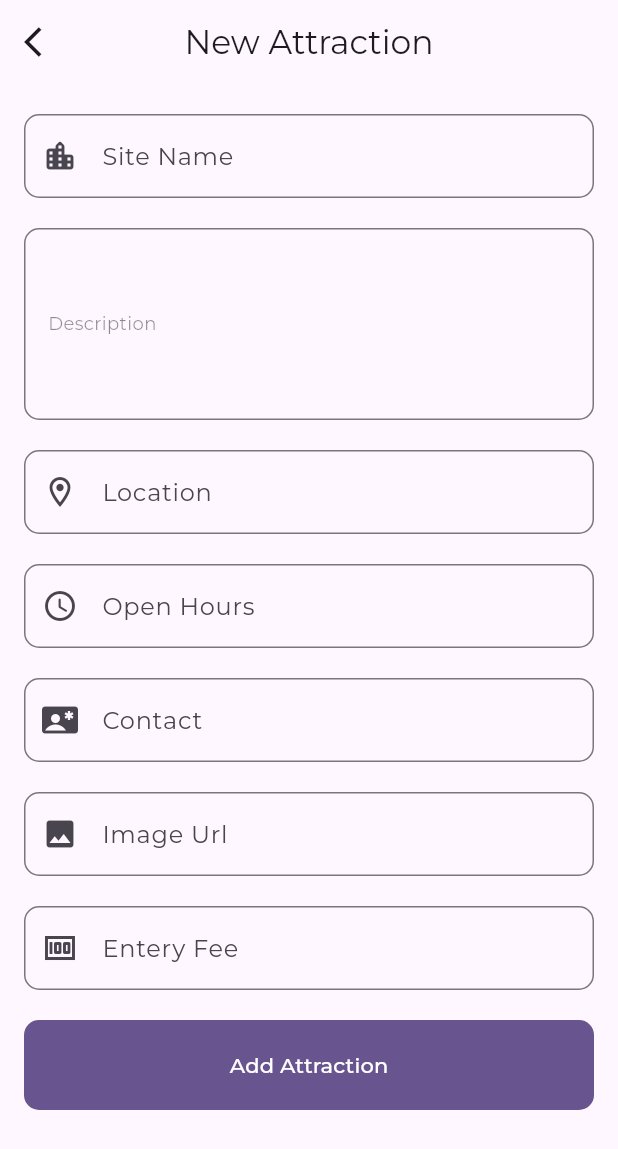
After one commit to kelvinmulonzi/triptrak, a Flutter app: the AdminPage screen opened directly, after a tap on "Add Attraction", on a phone screen of 412 x 824 dp. The commit adds this screen. Shown: the top 1149 px of the screen. Run offline on Flutter 3.47's test engine with Material 3 defaults, Android fonts, the phone set to English and light mode, and no system bars; our stand-ins replace cloud_firestore, firebase_auth, firebase_core, flutter_svg, google_fonts, pdf; accounts and stored records are empty; network calls fail.

Commit message:
new attraction

```diff
--- a/lib/main.dart
+++ b/lib/main.dart
@@ -1,9 +1,10 @@
 import 'package:firebase_auth/firebase_auth.dart';
 import 'package:firebase_core/firebase_core.dart';
 import 'package:flutter/material.dart';
+import 'package:triptrak/screens/admin/adminpanel.dart';
+import 'package:triptrak/screens/homepage/homepage.dart';
 
 import 'firebase_options.dart';
-import 'screens/homepage/homepage.dart';
 import 'screens/authentication/landing_page.dart';
 
 void main() async {
--- a/lib/models/attractions.dart
+++ b/lib/models/attractions.dart
@@ -11,7 +11,6 @@ class Destination {
   String description;
   String location;
   String openingHours;
-  double admissionFee;
   String contacts;
   String urlImage;
   int fee;
@@ -22,7 +21,6 @@ class Destination {
     required this.description,
     required this.location,
     required this.openingHours,
-    required this.admissionFee,
     required this.contacts,
     required this.urlImage,
     required this.fee,
@@ -43,7 +41,6 @@ Destination maasaimara = Destination(
       "a wildlife reserve in narok county, kenya, contiguous with the serengeti national park in tanzania. it is named in honor of the maasai people, the ancestral inhabitants of the area, who migrated to the area from the nile basin.",
   location: "Narok County, Kenya",
   openingHours: "9:00 AM - 12:00 AM",
-  admissionFee: 20.0,
   contacts: "+254 780 997742",
   fee: 2000,
 );
@@ -55,7 +52,6 @@ Destination nairobipark = Destination(
       "a national park in kenya that was established in 1946 about 7 km south of the center of nairobi, kenya. it is one of kenya's most successful rhinoceros sanctuaries.",
   location: "Nairobi, Kenya",
   openingHours: "9:00 AM - 12:00 AM",
-  admissionFee: 20.0,
   contacts: "+254 780 997742",
   fee: 3000,
 );
@@ -67,7 +63,6 @@ Destination lamubeaches = Destination(
       "Lamu is a beautiful island located on the coast of Kenya. It is known for its pristine beaches and rich Swahili culture. The beaches in Lamu offer stunning views, crystal-clear waters, and a peaceful atmosphere. Visitors can enjoy activities such as swimming, sunbathing, and water sports. The island is also home to historical sites and traditional Swahili architecture.",
   location: "Lamu Island, Kenya",
   openingHours: "24/7",
-  admissionFee: 0.0,
   contacts: "+254 780 997742",
   fee: 4000,
 );
@@ -80,7 +75,6 @@ Destination GiraffeCentre = Destination(
       "The Giraffe Centre is a conservation and education centre in Nairobi, Kenya, dedicated to the preservation of the endangered Rothschild giraffe. The Giraffe Centre was established in 1979 by Jock Leslie-Melville, the Kenyan grandson of a Scottish Earl, when he and his wife Betty captured a baby giraffe to start a programme of breeding giraffe in captivity at their home in Langata - home of the present centre.",
   location: "Nairobi, Kenya",
   openingHours: "9:00 AM - 5:00 PM",
-  admissionFee: 20.0,
   contacts: "+254 780 997742",
   fee: 5000,
 );
@@ -92,7 +86,6 @@ Destination hellsgate = Destination(
       "Hell's Gate National Park is a small national park in Kenya. It is named after a narrow break in the cliffs, once a tributary of a prehistoric lake that fed early humans in the Rift Valley. The park is known for its natural geysers, starling scenery, and opportunities for rock climbing and hiking.",
   location: "Naivasha, Kenya",
   openingHours: "9:00 AM - 6:00 PM",
-  admissionFee: 20.0,
   contacts: "+254 780 997742",
   fee: 6000,
 );
--- /dev/null
+++ b/lib/screens/admin/add-attraction/add_attraction_page.dart
@@ -0,0 +1,199 @@
+import 'package:flutter/material.dart';
+import 'package:uuid/uuid.dart';
+
+import '../../../models/attractions.dart';
+import '../../../repo/firestore_repo.dart';
+import '../../../theme/text_scheme.dart';
+import '../../widgets/custom_widgets.dart';
+
+class NewAttractionPage extends StatelessWidget {
+  NewAttractionPage({super.key});
+
+  final TextEditingController nameController = TextEditingController();
+  final TextEditingController descriptionController = TextEditingController();
+  final TextEditingController locationController = TextEditingController();
+  final TextEditingController openHoursController = TextEditingController();
+  final TextEditingController contactsController = TextEditingController();
+  final TextEditingController urlImageController = TextEditingController();
+  final TextEditingController feeController = TextEditingController();
+
+  final GlobalKey<FormState> formKey = GlobalKey<FormState>();
+
+  @override
+  Widget build(BuildContext context) {
+    final color = Theme.of(context).colorScheme;
+    final textTheme = Theme.of(context).textTheme;
+
+    return Scaffold(
+      body: CustomScrollView(
+        slivers: [
+          SliverAppBar(
+            title: const Text('New Attraction'),
+            centerTitle: true,
+            floating: true,
+            leading: IconButton(
+              icon: const Icon(Icons.arrow_back_ios),
+              onPressed: () {
+                Navigator.pop(context);
+              },
+            ),
+          ),
+          SliverPadding(
+            padding: const EdgeInsets.symmetric(horizontal: 16),
+            sliver: SliverToBoxAdapter(
+              child: Form(
+                key: formKey,
+                child: Column(
+                  children: [
+                    const SizedBox(height: 20),
+                    NormalTextFormField(
+                      controller: nameController,
+                      isNumber: false,
+                      labelText: 'Site Name',
+                      hintText: 'Enter Site Name',
+                      errorText: 'Please enter site name',
+                      prefixIcon: const Icon(Icons.location_city_rounded),
+                    ),
+                    const SizedBox(height: 20),
+                    TextFormField(
+                      controller: descriptionController,
+                      maxLines: 4,
+                      textCapitalization: TextCapitalization.sentences,
+                      autocorrect: false,
+                      decoration: InputDecoration(
+                        labelStyle: bodyDefault(textTheme).copyWith(
+                          color: color.onSurface.withOpacity(0.5),
+                        ),
+                        labelText: 'Description',
+                        border: OutlineInputBorder(
+                          borderRadius: BorderRadius.circular(10),
+                        ),
+                      ),
+                      /*  validator: (value) {
+                        if (value!.isEmpty) {
+                          return 'Please enter a description';
+                        }
+                        return null;
+                      }, */
+                    ),
+                    const SizedBox(height: 20),
+                    NormalTextFormField(
+                      controller: locationController,
+                      isNumber: false,
+                      labelText: 'Location',
+                      hintText: 'Enter Location',
+                      errorText: 'Please enter location',
+                      prefixIcon: const Icon(Icons.location_on_outlined),
+                    ),
+                    const SizedBox(height: 20),
+                    NormalTextFormField(
+                      controller: openHoursController,
+                      isNumber: false,
+                      labelText: 'Open Hours',
+                      hintText: 'Enter Open Hours',
+                      errorText: 'Please enter open hours',
+                      prefixIcon: const Icon(Icons.access_time_rounded),
+                    ),
+                    const SizedBox(height: 20),
+                    NormalTextFormField(
+                      controller: contactsController,
+                      isNumber: false,
+                      labelText: 'Contact',
+                      hintText: 'Enter Contact',
+                      errorText: 'Please enter contact',
+                      prefixIcon: const Icon(Icons.contact_emergency),
+                    ),
+                    const SizedBox(height: 20),
+                    NormalTextFormField(
+                      controller: urlImageController,
+                      isNumber: false,
+                      labelText: 'Image Url',
+                      hintText: 'Enter Image Url',
+                      errorText: 'Please enter image url',
+                      prefixIcon: const Icon(Icons.image),
+                    ),
+                    const SizedBox(height: 20),
+                    NormalTextFormField(
+                      controller: feeController,
+                      isNumber: true,
+                      labelText: 'Entery Fee',
+                      hintText: 'Enter Entery Fee',
+                      errorText: 'Please enter entry fee',
+                      prefixIcon: const Icon(Icons.money),
+                    ),
+                    const SizedBox(height: 20),
+                    FilledButton(
+                      onPressed: () => _onPressed(context),
+                      style: FilledButton.styleFrom(
+                        shape: RoundedRectangleBorder(
+                          borderRadius: BorderRadius.circular(10),
+                        ),
+                        minimumSize: const Size.fromHeight(60),
+                      ),
+                      child: const Text(
+                        'Add Attraction',
+                      ),
+                    ),
+                  ],
+                ),
+              ),
+            ),
+          ),
+        ],
+      ),
+    );
+  }
+
+  /*  required this.id,
+    required this.name,
+    required this.description,
+    required this.location,
+    required this.openingHours,
+    required this.contacts,
+    required this.urlImage,
+    required this.fee, */
+
+  void _onPressed(BuildContext context) async {
+    FocusScope.of(context).unfocus();
+    final form = formKey.currentState!;
+    if (form.validate()) {
+      final String name = nameController.text;
+      final String description = descriptionController.text;
+      final String location = locationController.text;
+      final String openHours = openHoursController.text;
+      final String contacts = contactsController.text;
+      final String urlImage = urlImageController.text;
+      final int fee = int.parse(feeController.text);
+
+      final Destination site = Destination(
+        id: const Uuid().v4(),
+        name: name,
+        description: description,
+        location: location,
+        openingHours: openHours,
+        contacts: contacts,
+        urlImage: urlImage,
+        fee: fee,
+      );
+
+      await DesFirestoreRepo()
+          .addAttraction(site)
+          .then((value) => ScaffoldMessenger.of(context).showSnackBar(
+                const SnackBar(
+                  content: Text('Attraction added successfully'),
+                ),
+              ));
+    }
+    _clearControllers();
+  }
+
+  void _clearControllers() {
+    nameController.clear();
+    descriptionController.clear();
+    locationController.clear();
+    openHoursController.clear();
+    contactsController.clear();
+    urlImageController.clear();
+    feeController.clear();
+  }
+}
--- a/lib/screens/admin/adminpanel.dart
+++ b/lib/screens/admin/adminpanel.dart
@@ -0,0 +1,50 @@
+import 'package:flutter/material.dart';
+
+import 'add-attraction/add_attraction_page.dart';
+
+class AdminPage extends StatelessWidget {
+  const AdminPage({super.key});
+
+  @override
+  Widget build(BuildContext context) {
+    return Scaffold(
+      appBar: AppBar(
+        title: const Text('Admin Panel'),
+        leading: IconButton(
+          onPressed: () {
+            Navigator.pop(context);
+          },
+          icon: const Icon(Icons.arrow_back_ios),
+        ),
+      ),
+      body: ListView(
+        children: [
+          _addAttractionTile(context),
+        ],
+      ),
+    );
+  }
+
+  Widget _addAttractionTile(BuildContext context) {
+    return ListTile(
+      onTap: () => Navigator.of(context).push(
+        MaterialPageRoute(
+          builder: (context) => NewAttractionPage(),
+        ),
+      ),
+      leading: CircleAvatar(
+        radius: 35,
+        child: Center(
+          child: Icon(
+            Icons.add,
+            size: 30,
+          ),
+        ),
+      ),
+      title: Text(
+        'Add Attraction',
+      ),
+      contentPadding: const EdgeInsets.symmetric(horizontal: 0, vertical: 10),
+    );
+  }
+}
--- a/lib/screens/homepage/homepage.dart
+++ b/lib/screens/homepage/homepage.dart
@@ -2,7 +2,7 @@ import 'package:flutter/material.dart';
 import 'package:flutter_svg/flutter_svg.dart';
 import 'package:triptrak/models/attractions.dart';
 import 'package:triptrak/repo/firestore_repo.dart';
-import 'package:uuid/uuid.dart';
+import 'package:triptrak/screens/admin/adminpanel.dart';
 
 import '../../constants.dart';
 import '../destination-list/destination_grid_page.dart';
@@ -123,6 +123,17 @@ class HomePage extends StatelessWidget {
                         ),
                       ),
                       Expanded(
+                        child: InkWell(
+                          customBorder: RoundedRectangleBorder(
+                            borderRadius: BorderRadius.circular(10),
+                          ),
+                          onTap: () {
+                            Navigator.of(context).push(
+                              MaterialPageRoute(
+                                builder: (context) => const AdminPage(),
+                              ),
+                            );
+                          },
                           child: Container(
                             height: 100,
                             alignment: Alignment.center,
@@ -140,18 +151,8 @@ class HomePage extends StatelessWidget {
                               style: Theme.of(context).textTheme.titleSmall,
                             ),
                           ),
+                        ),
                       )
-                      //  CustomOutlinedBtn(
-                      //     onPressed: () {},
-                      //     title: 'Global Attractions',
-                      //     pad: 10,
-                      //   ),
-                      //   CustomFilledBtn(
-                      //     onPressed: () {},
-                      //     title: 'My Bookings',
-                      //     pad: 10,
-                      //   ),
-                      // ],
                     ]),
                   ),
                 ],
--- /dev/null
+++ b/lib/screens/widgets/custom_widgets.dart
@@ -0,0 +1,58 @@
+import 'package:flutter/material.dart';
+
+
+
+// NOTE Normal Text Form Field
+
+class NormalTextFormField extends StatefulWidget {
+  final TextEditingController controller;
+  final String labelText;
+  final String hintText;
+  final String errorText;
+  final Icon? prefixIcon;
+  final bool isNumber;
+  const NormalTextFormField({
+    Key? key,
+    required this.controller,
+    required this.isNumber,
+    required this.labelText,
+    required this.hintText,
+    required this.errorText,
+    this.prefixIcon,
+  }) : super(key: key);
+
+  @override
+  State<NormalTextFormField> createState() => _NormalTextFormFieldState();
+}
+
+class _NormalTextFormFieldState extends State<NormalTextFormField> {
+
+
+  @override
+  void dispose() {
+    widget.controller.dispose();
+    super.dispose();
+  }
+  @override
+  Widget build(BuildContext context) {
+    return TextFormField(
+      autocorrect: false,
+      keyboardType: widget.isNumber ? TextInputType.number : TextInputType.text,
+      controller: widget.controller,
+      decoration: InputDecoration(
+        prefixIcon: widget.prefixIcon,
+        labelText: widget.labelText,
+        hintText: widget.hintText,
+        border: OutlineInputBorder(
+          borderRadius: BorderRadius.circular(10),
+        ),
+      ),
+      validator: (value) {
+        if (value == null || value.isEmpty) {
+          return widget.errorText;
+        }
+        return null;
+      },
+    );
+  }
+}
```
Also changed, not shown: pubspec.yaml (+8 -2 lines), assets/fonts/Montserrat-Bold.ttf (added), assets/fonts/Montserrat-Medium.ttf (added), assets/fonts/Montserrat-Regular.ttf (added), assets/fonts/Montserrat-SemiBold.ttf (added), assets/fonts/Montserrat-VariableFont_wght.ttf (deleted), lib/models/attractions.g.dart. Lines whose indentation alone changed are shown as unchanged.
